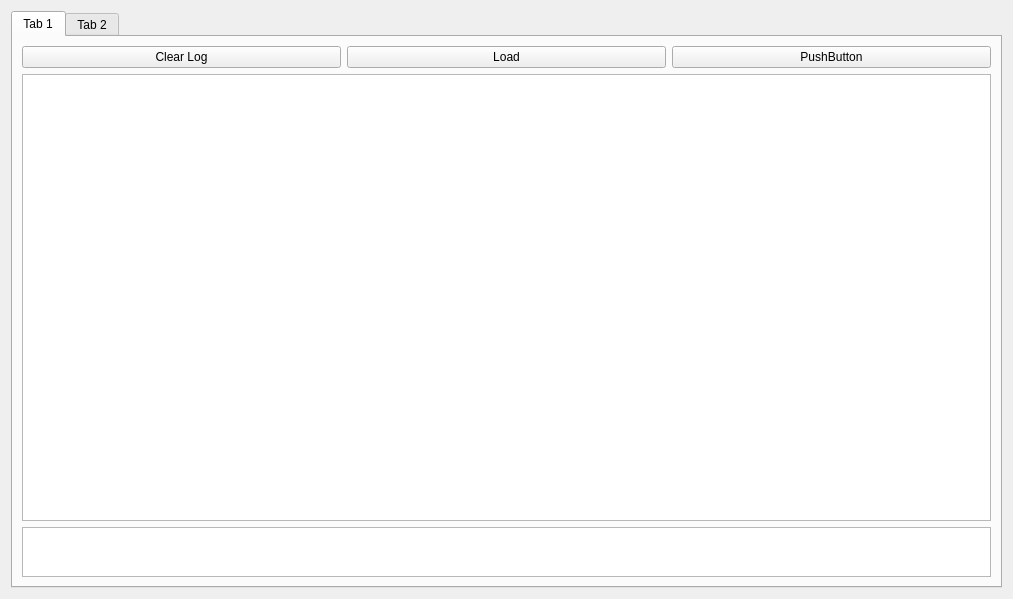
Above: quoteView.ui from kkchein/stock before the change. Below: the same form after it.
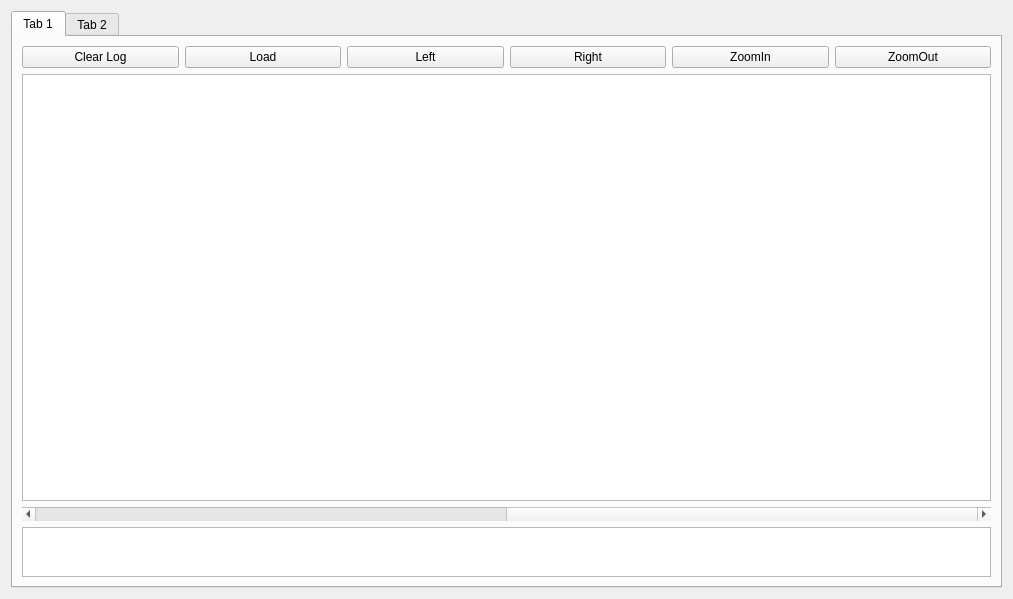
That is the form after the change.

What changed in the file:
```diff
--- a/quoteView.ui
+++ b/quoteView.ui
@@ -24,24 +24,14 @@
        <string>Tab 1</string>
       </attribute>
       <layout class="QGridLayout" name="gridLayout_2">
-       <item row="2" column="0" colspan="3">
-        <widget class="QTextBrowser" name="textBrowser">
-         <property name="maximumSize">
-          <size>
-           <width>16777215</width>
-           <height>50</height>
-          </size>
-         </property>
-        </widget>
-       </item>
-       <item row="0" column="2">
-        <widget class="QPushButton" name="pushButton_3">
+       <item row="0" column="0">
+        <widget class="QPushButton" name="pushButtonClearLog">
          <property name="text">
-          <string>PushButton</string>
+          <string>Clear Log</string>
          </property>
         </widget>
        </item>
-       <item row="1" column="0" colspan="3">
+       <item row="1" column="0" colspan="6">
         <widget class="QGraphicsView" name="graphicsView">
          <property name="mouseTracking">
           <bool>true</bool>
@@ -51,10 +41,10 @@
          </property>
         </widget>
        </item>
-       <item row="0" column="0">
-        <widget class="QPushButton" name="pushButtonClearLog">
+       <item row="0" column="5">
+        <widget class="QPushButton" name="pushButtonZoomOut">
          <property name="text">
-          <string>Clear Log</string>
+          <string>ZoomOut</string>
          </property>
         </widget>
        </item>
@@ -65,6 +55,53 @@
          </property>
         </widget>
        </item>
+       <item row="0" column="3">
+        <widget class="QPushButton" name="pushButtonRight">
+         <property name="text">
+          <string>Right</string>
+         </property>
+        </widget>
+       </item>
+       <item row="0" column="4">
+        <widget class="QPushButton" name="pushButtonZoomIn">
+         <property name="text">
+          <string>ZoomIn</string>
+         </property>
+        </widget>
+       </item>
+       <item row="0" column="2">
+        <widget class="QPushButton" name="pushButtonLeft">
+         <property name="text">
+          <string>Left</string>
+         </property>
+        </widget>
+       </item>
+       <item row="3" column="0" colspan="6">
+        <widget class="QTextBrowser" name="textBrowser">
+         <property name="maximumSize">
+          <size>
+           <width>16777215</width>
+           <height>50</height>
+          </size>
+         </property>
+        </widget>
+       </item>
+       <item row="2" column="0" colspan="6">
+        <widget class="QScrollBar" name="horizontalScrollBar">
+         <property name="maximum">
+          <number>10</number>
+         </property>
+         <property name="orientation">
+          <enum>Qt::Horizontal</enum>
+         </property>
+         <property name="invertedAppearance">
+          <bool>true</bool>
+         </property>
+         <property name="invertedControls">
+          <bool>true</bool>
+         </property>
+        </widget>
+       </item>
       </layout>
      </widget>
      <widget class="QWidget" name="tab_2">
```
